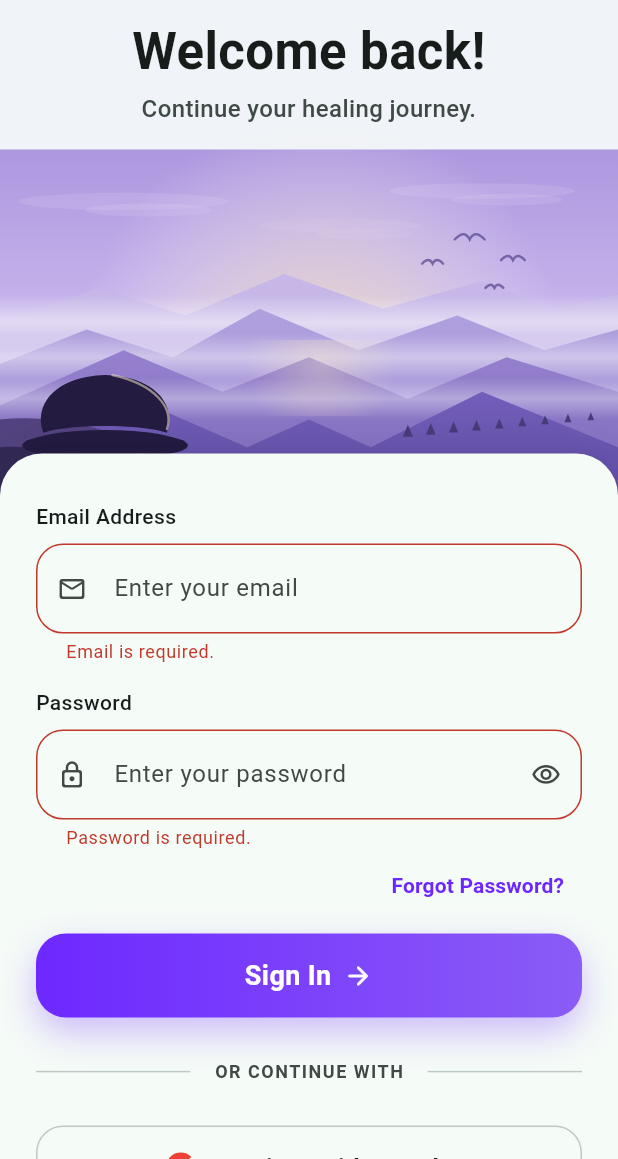
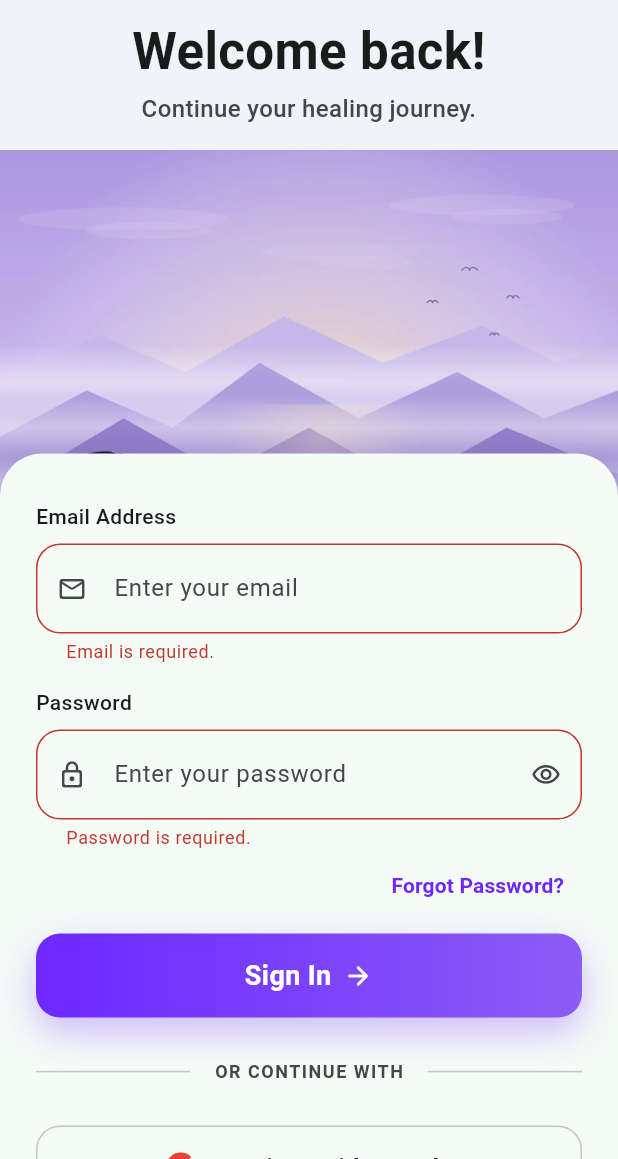
Before and after one commit to SouvikPati11/LifeReset, a Flutter app: the screen it shows after launch, after a tap on "Sign In", on a phone screen of 412 x 824 dp, the part 77-1236 px from its top. Run offline on Flutter 3.47's test engine with Material 3 defaults, Android fonts, the phone set to English and light mode, and no system bars; our stand-ins replace cloud_firestore, cloud_functions, equatable, firebase_auth, firebase_core, firebase_messaging and 3 more; missing offline and left inert: razorpay_flutter; accounts and stored records are empty; generated files the repository leaves out were written again.

Commit message:
Load hero asset for Login and re-enable Google Sign-In build wiring
- Load the auth hero from assets/auth/hero_login.webp via AuthHeroImage
  (BoxFit.cover, top-aligned) with the SunriseIllustration painter kept as
  an errorBuilder fallback; register the assets/auth/ folder in pubspec.
- Tighten auth radii to the mockup (field 16, button 16, card 28).
- Re-add the com.google.gms.google-services Gradle plugin so the native
  Firebase/Google Sign-In config is wired from google-services.json.

Co-Authored-By: Claude Opus 4.8 <noreply@anthropic.com>
Claude-Session: https://claude.ai/code/session_01D2tCiJi8mmkPGHKKLzd3Ge

```diff
--- a/lib/features/authentication/presentation/screens/login_screen.dart
+++ b/lib/features/authentication/presentation/screens/login_screen.dart
@@ -107,7 +107,7 @@ class _LoginScreenState extends ConsumerState<LoginScreen> {
                       ),
                       SlideFadeIn(
                         delay: const Duration(milliseconds: 120),
-                        child: SunriseIllustration(height: illoHeight),
+                        child: AuthHeroImage(height: illoHeight),
                       ),
                     ],
                   ),
--- a/lib/features/authentication/presentation/widgets/auth_illustration.dart
+++ b/lib/features/authentication/presentation/widgets/auth_illustration.dart
@@ -70,6 +70,36 @@ class SunriseIllustration extends StatelessWidget {
               borderRadius: BorderRadius.circular(borderRadius),
               child: painter,
             ),
+    );
+  }
+}
+
+/// The login hero. Loads the bundled illustration asset
+/// (`assets/auth/hero_login.webp`) and falls back to [SunriseIllustration]
+/// (the CustomPainter) only if the asset can't be decoded, so the screen is
+/// never blank.
+class AuthHeroImage extends StatelessWidget {
+  const AuthHeroImage({
+    super.key,
+    required this.height,
+    this.asset = 'assets/auth/hero_login.webp',
+  });
+
+  final double height;
+  final String asset;
+
+  @override
+  Widget build(BuildContext context) {
+    return SizedBox(
+      height: height,
+      width: double.infinity,
+      child: Image.asset(
+        asset,
+        fit: BoxFit.cover,
+        alignment: Alignment.topCenter,
+        errorBuilder: (context, error, stackTrace) =>
+            SunriseIllustration(height: height),
+      ),
     );
   }
 }
@@ -299,26 +329,26 @@ class _SunrisePainter extends CustomPainter {
     final baseY = box.bottom;
     final paint = Paint()..color = _figure;
 
-    // Crossed-legs base: a wide flat mound with two knee bumps.
+    // Crossed-legs base: a compact rounded mound with two subtle knee bumps.
     canvas.drawOval(
       Rect.fromCenter(
           center: Offset(cx, baseY - h * 0.05),
-          width: w * 1.2,
-          height: h * 0.28),
+          width: w * 0.92,
+          height: h * 0.22),
       paint,
     );
     canvas.drawOval(
       Rect.fromCenter(
-          center: Offset(cx - w * 0.42, baseY - h * 0.02),
-          width: w * 0.5,
-          height: h * 0.2),
+          center: Offset(cx - w * 0.3, baseY - h * 0.02),
+          width: w * 0.34,
+          height: h * 0.15),
       paint,
     );
     canvas.drawOval(
       Rect.fromCenter(
-          center: Offset(cx + w * 0.42, baseY - h * 0.02),
-          width: w * 0.5,
-          height: h * 0.2),
+          center: Offset(cx + w * 0.3, baseY - h * 0.02),
+          width: w * 0.34,
+          height: h * 0.15),
       paint,
     );
 
--- a/lib/features/authentication/presentation/widgets/auth_style.dart
+++ b/lib/features/authentication/presentation/widgets/auth_style.dart
@@ -20,12 +20,12 @@ class AuthStyle {
     colors: [purpleStart, purpleEnd],
   );
 
-  // Component dimensions from the design spec.
+  // Component dimensions from the design spec / mockup.
   static const double fieldHeight = 56;
-  static const double fieldRadius = 18;
+  static const double fieldRadius = 16;
   static const double buttonHeight = 56;
-  static const double buttonRadius = 20;
-  static const double cardRadius = 24;
+  static const double buttonRadius = 16;
+  static const double cardRadius = 28;
   static const double radiusPill = 999;
 
   // 8px spacing grid.
--- a/pubspec.yaml
+++ b/pubspec.yaml
@@ -55,3 +55,4 @@ flutter:
   assets:
     - assets/images/
     - assets/icons/
+    - assets/auth/
```
Also changed, not shown: assets/auth/hero_login.webp (added), 2 other files.
